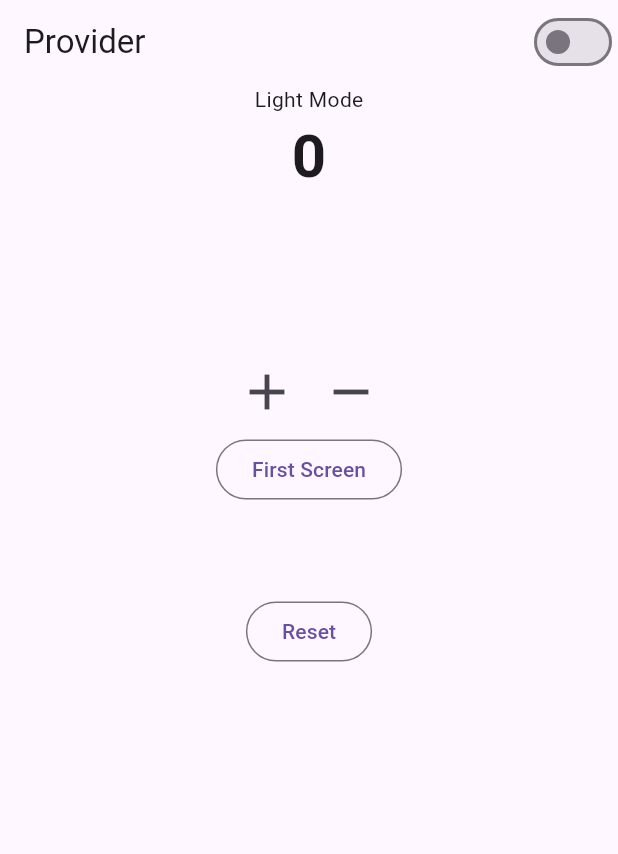
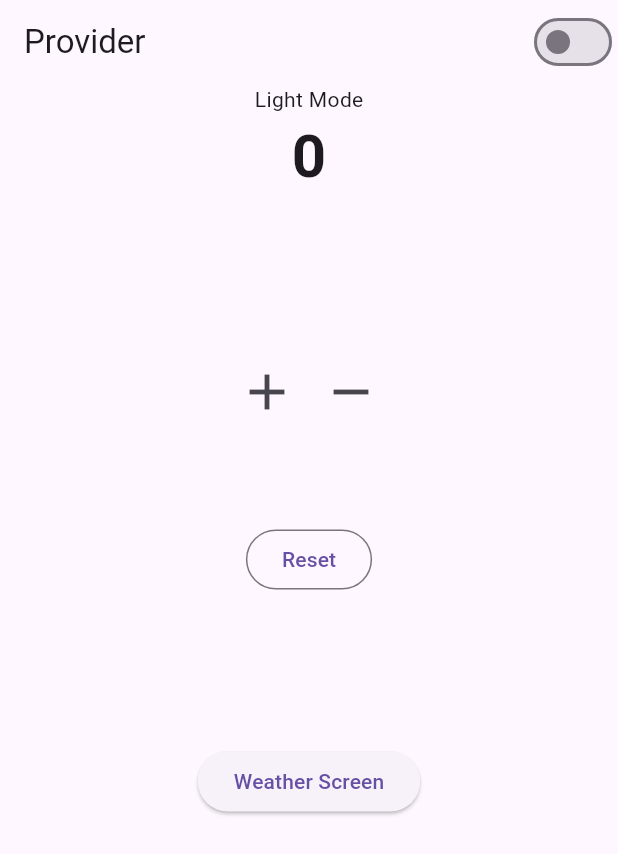
Before and after one commit to prabesh605/ecommerce_broadway, a Flutter app: the screen it shows after launch, on a phone screen of 412 x 824 dp. Shown: the top 854 px of the screen. Run offline on Flutter 3.47's test engine with Material 3 defaults, Android fonts, the phone set to English and light mode, and no system bars.

Commit message:
work on api service using provider

```diff
--- /dev/null
+++ b/lib/models/weather_model.dart
@@ -0,0 +1,233 @@
+// To parse this JSON data, do
+//
+//     final weather = weatherFromJson(jsonString);
+
+import 'dart:convert';
+
+Weather weatherFromJson(String str) => Weather.fromJson(json.decode(str));
+
+String weatherToJson(Weather data) => json.encode(data.toJson());
+
+class Weather {
+  Coord coord;
+  List<WeatherElement> weather;
+  String base;
+  Main main;
+  int visibility;
+  Wind wind;
+  Clouds clouds;
+  int dt;
+  Sys sys;
+  int timezone;
+  int id;
+  String name;
+  int cod;
+
+  Weather({
+    required this.coord,
+    required this.weather,
+    required this.base,
+    required this.main,
+    required this.visibility,
+    required this.wind,
+    required this.clouds,
+    required this.dt,
+    required this.sys,
+    required this.timezone,
+    required this.id,
+    required this.name,
+    required this.cod,
+  });
+
+  factory Weather.fromJson(Map<String, dynamic> json) => Weather(
+    coord: Coord.fromJson(json["coord"]),
+    weather: List<WeatherElement>.from(
+      json["weather"].map((x) => WeatherElement.fromJson(x)),
+    ),
+    base: json["base"],
+    main: Main.fromJson(json["main"]),
+    visibility: json["visibility"],
+    wind: Wind.fromJson(json["wind"]),
+    clouds: Clouds.fromJson(json["clouds"]),
+    dt: json["dt"],
+    sys: Sys.fromJson(json["sys"]),
+    timezone: json["timezone"],
+    id: json["id"],
+    name: json["name"],
+    cod: json["cod"],
+  );
+
+  Map<String, dynamic> toJson() => {
+    "coord": coord.toJson(),
+    "weather": List<dynamic>.from(weather.map((x) => x.toJson())),
+    "base": base,
+    "main": main.toJson(),
+    "visibility": visibility,
+    "wind": wind.toJson(),
+    "clouds": clouds.toJson(),
+    "dt": dt,
+    "sys": sys.toJson(),
+    "timezone": timezone,
+    "id": id,
+    "name": name,
+    "cod": cod,
+  };
+}
+
+class Clouds {
+  int all;
+
+  Clouds({required this.all});
+
+  factory Clouds.fromJson(Map<String, dynamic> json) =>
+      Clouds(all: json["all"]);
+
+  Map<String, dynamic> toJson() => {"all": all};
+}
+
+class Coord {
+  double lon;
+  double lat;
+
+  Coord({required this.lon, required this.lat});
+
+  factory Coord.fromJson(Map<String, dynamic> json) =>
+      Coord(lon: json["lon"]?.toDouble(), lat: json["lat"]?.toDouble());
+
+  Map<String, dynamic> toJson() => {"lon": lon, "lat": lat};
+}
+
+class Main {
+  double temp;
+  double feelsLike;
+  double tempMin;
+  double tempMax;
+  int pressure;
+  int humidity;
+  int seaLevel;
+  int grndLevel;
+
+  Main({
+    required this.temp,
+    required this.feelsLike,
+    required this.tempMin,
+    required this.tempMax,
+    required this.pressure,
+    required this.humidity,
+    required this.seaLevel,
+    required this.grndLevel,
+  });
+
+  factory Main.fromJson(Map<String, dynamic> json) => Main(
+    temp: json["temp"]?.toDouble(),
+    feelsLike: json["feels_like"]?.toDouble(),
+    tempMin: json["temp_min"]?.toDouble(),
+    tempMax: json["temp_max"]?.toDouble(),
+    pressure: json["pressure"],
+    humidity: json["humidity"],
+    seaLevel: json["sea_level"],
+    grndLevel: json["grnd_level"],
+  );
+
+  Map<String, dynamic> toJson() => {
+    "temp": temp,
+    "feels_like": feelsLike,
+    "temp_min": tempMin,
+    "temp_max": tempMax,
+    "pressure": pressure,
+    "humidity": humidity,
+    "sea_level": seaLevel,
+    "grnd_level": grndLevel,
+  };
+}
+
+class Sys {
+  int type;
+  int id;
+  String country;
+  int sunrise;
+  int sunset;
+
+  Sys({
+    required this.type,
+    required this.id,
+    required this.country,
+    required this.sunrise,
+    required this.sunset,
+  });
+
+  factory Sys.fromJson(Map<String, dynamic> json) => Sys(
+    type: json["type"] ?? 0,
+    id: json["id"] ?? 0,
+    country: json["country"] ?? '',
+    sunrise: json["sunrise"] ?? "",
+    sunset: json["sunset"] ?? "",
+  );
+
+  Map<String, dynamic> toJson() => {
+    "type": type,
+    "id": id,
+    "country": country,
+    "sunrise": sunrise,
+    "sunset": sunset,
+  };
+}
+
+class WeatherElement {
+  int id;
+  String main;
+  String description;
+  String icon;
+
+  WeatherElement({
+    required this.id,
+    required this.main,
+    required this.description,
+    required this.icon,
+  });
+
+  factory WeatherElement.fromJson(Map<String, dynamic> json) => WeatherElement(
+    id: json["id"],
+    main: json["main"],
+    description: json["description"],
+    icon: json["icon"],
+  );
+
+  Map<String, dynamic> toJson() => {
+    "id": id,
+    "main": main,
+    "description": description,
+    "icon": icon,
+  };
+}
+
+class Wind {
+  double speed;
+  int deg;
+
+  Wind({required this.speed, required this.deg});
+
+  factory Wind.fromJson(Map<String, dynamic> json) =>
+      Wind(speed: json["speed"]?.toDouble(), deg: json["deg"]);
+
+  Map<String, dynamic> toJson() => {"speed": speed, "deg": deg};
+}
+
+// class Weather {
+//   final double temperature;
+//   final int humidity;
+//   final double speed;
+//   Weather({
+//     required this.temperature,
+//     required this.humidity,
+//     required this.speed,
+//   });
+
+//   factory Weather.fromJson(Map<String, dynamic> json) {
+//     return Weather(
+//       temperature: (json['main']['temp']),
+//       humidity: json['main']['humidity'],
+//       speed: json['wind']['speed'],
+//     );
+//   }
+// }
--- /dev/null
+++ b/lib/providers/weather_provider.dart
@@ -0,0 +1,18 @@
+import 'package:ecommerce_app/controller/weather_controller.dart';
+import 'package:ecommerce_app/models/weather_model.dart';
+import 'package:ecommerce_app/services/weather_service.dart';
+import 'package:flutter/material.dart';
+
+class WeatherProvider with ChangeNotifier {
+  final WeatherController weatherController;
+  WeatherProvider(this.weatherController);
+  double? temparature;
+  String? name;
+
+  Future<void> loadWeather(String cityName) async {
+    final Weather weather = await weatherController.getWeather(cityName);
+    temparature = weather.main.temp;
+    name = weather.name;
+    notifyListeners();
+  }
+}
--- a/lib/home_screen.dart
+++ b/lib/views/home_screen.dart
@@ -1,6 +1,7 @@
-import 'package:ecommerce_app/counter_provider.dart';
-import 'package:ecommerce_app/first_screen.dart';
-import 'package:ecommerce_app/theme_provider.dart';
+import 'package:ecommerce_app/providers/counter_provider.dart';
+// import 'package:ecommerce_app/first_screen.dart';
+import 'package:ecommerce_app/providers/theme_provider.dart';
+import 'package:ecommerce_app/views/weather_screen.dart';
 import 'package:flutter/material.dart';
 import 'package:provider/provider.dart';
 
@@ -54,15 +55,15 @@ class _HomeScreenState extends State<HomeScreen> {
                 ),
               ],
             ),
-            OutlinedButton(
-              onPressed: () {
-                Navigator.push(
-                  context,
-                  MaterialPageRoute(builder: (context) => FirstScreen()),
-                );
-              },
-              child: Text("First Screen"),
-            ),
+            // OutlinedButton(
+            //   onPressed: () {
+            //     Navigator.push(
+            //       context,
+            //       MaterialPageRoute(builder: (context) => FirstScreen()),
+            //     );
+            //   },
+            //   child: Text("First Screen"),
+            // ),
             SizedBox(height: 60),
             OutlinedButton(
               onPressed: () {
@@ -70,6 +71,16 @@ class _HomeScreenState extends State<HomeScreen> {
               },
               child: Text("Reset"),
             ),
+            SizedBox(height: 100),
+            ElevatedButton(
+              onPressed: () {
+                Navigator.push(
+                  context,
+                  MaterialPageRoute(builder: (context) => WeatherScreen()),
+                );
+              },
+              child: Text("Weather Screen"),
+            ),
           ],
         ),
       ),
--- a/pubspec.yaml
+++ b/pubspec.yaml
@@ -35,6 +35,7 @@ dependencies:
   # Use with the CupertinoIcons class for iOS style icons.
   cupertino_icons: ^1.0.8
   provider: ^6.1.5+1
+  http: ^1.6.0
 
 dev_dependencies:
   flutter_test:
```
Also changed, not shown: lib/controller/weather_controller.dart (added, +11 -0 lines), lib/first_screen.dart (deleted, +0 -36 lines), lib/main.dart (+9 -3 lines), lib/scond_screen.dart (deleted, +0 -36 lines), lib/services/weather_service.dart (added, +25 -0 lines), lib/views/weather_screen.dart (added, +57 -0 lines), lib/providers/counter_provider.dart (renamed from lib/counter_provider.dart), lib/providers/theme_provider.dart (renamed from lib/theme_provider.dart), pubspec.lock.
